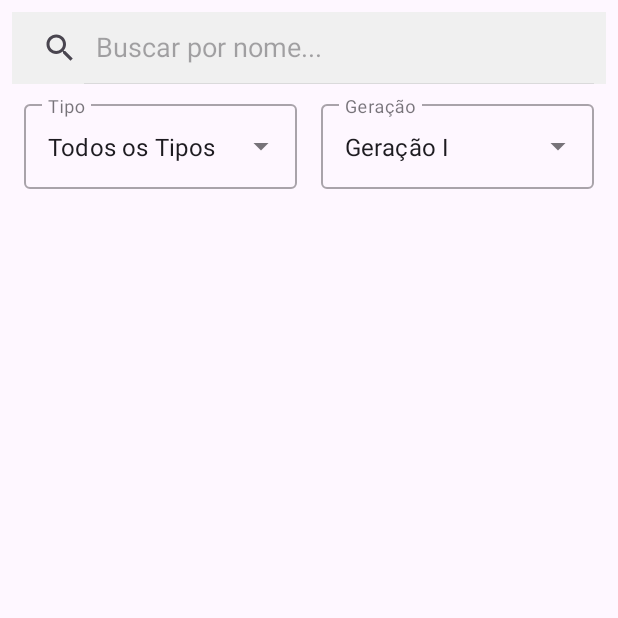
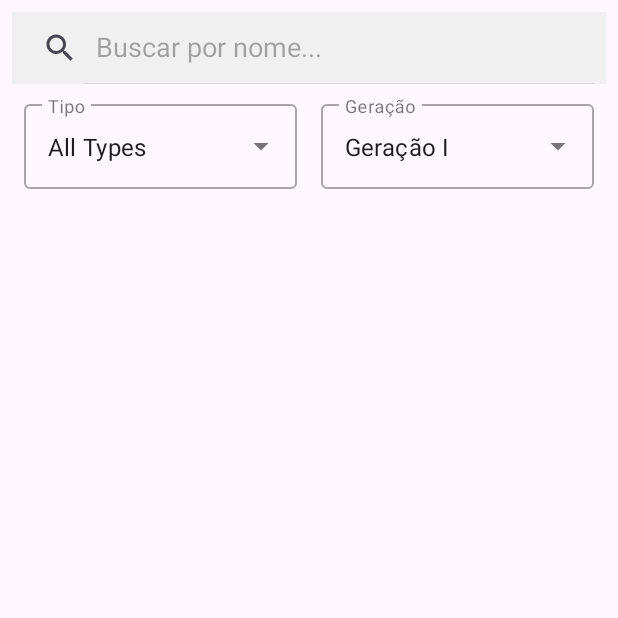
Before and after one commit to fsabrantes96/PokedexApp-Kotlin, an Android app: the screen it shows after launch (MainActivity), on a phone screen of 412 x 824 dp, the top half of it. Run offline under Robolectric (Android 15) with nearby library versions, the phone set to English and light mode, and no system bars; pictures from the network do not load.

Commit message:
Apliquei tradução na lista do filtro de tipos

```diff
--- a/app/src/main/java/com/example/projetoventurus/ui/MainActivity.kt
+++ b/app/src/main/java/com/example/projetoventurus/ui/MainActivity.kt
@@ -9,9 +9,13 @@ import androidx.activity.viewModels
 import androidx.appcompat.app.AppCompatActivity
 import androidx.appcompat.widget.SearchView
 import androidx.recyclerview.widget.GridLayoutManager
+import com.example.projetoventurus.R // ◀️ IMPORTANTE: Importe o R do seu app
 import com.example.projetoventurus.adapter.PokemonAdapter
 import com.example.projetoventurus.databinding.ActivityMainBinding
 import com.example.projetoventurus.viewmodel.PokemonViewModel
+
+// ◀️ ADICIONADO: Data class para ligar o nome de exibição à chave da API
+data class PokemonType(val displayName: String, val apiKey: String)
 
 class MainActivity : AppCompatActivity() {
 
@@ -86,47 +90,62 @@ class MainActivity : AppCompatActivity() {
             }
         })
     }
+
+    // ◀️ ATUALIZADA: Função de filtros foi reescrita
     private fun setupFilters() {
-        // --- 1. Criar os dados para os filtros ---
-        val tipos = listOf(
-            "Todos os Tipos", "Fire", "Water", "Grass", "Electric",
-            "Bug", "Poison", "Normal", "Flying", "Ground", "Fairy",
-            "Fighting", "Psychic", "Rock", "Ghost", "Ice", "Dragon"
+
+        // --- 1. Criar a lista de tipos usando as traduções ---
+
+        // Lista das chaves de API (que correspondem ao final das nossas chaves do strings.xml)
+        val apiTypeKeys = listOf(
+            "all", "fire", "water", "grass", "electric", "bug", "poison",
+            "normal", "flying", "ground", "fairy", "fighting", "psychic",
+            "rock", "ghost", "ice", "dragon"
         )
 
-        // ◀️ ATUALIZADO: Lista de gerações
+        // Cria a lista de objetos PokemonType
+        val pokemonTypesList = apiTypeKeys.map { key ->
+            // Encontra o ID do recurso string (ex: R.string.type_fire)
+            val resId = resources.getIdentifier("type_$key", "string", packageName)
+
+            // Busca a string traduzida (ex: "Fogo")
+            val translatedName = getString(resId)
+
+            PokemonType(displayName = translatedName, apiKey = key)
+        }
+
+        // --- 2. Criar a lista de gerações (pode ser traduzida da mesma forma se quiser) ---
         val geracoes = listOf(
-            "Geração I",
-            "Geração II",
-            "Geração III",
-            "Geração IV",
-            "Geração V"
+            "Geração I", "Geração II", "Geração III", "Geração IV", "Geração V"
         )
 
-        // --- 2. Criar os Adapters ---
-        val typeAdapter = ArrayAdapter(this, android.R.layout.simple_dropdown_item_1line, tipos)
+        // --- 3. Criar os Adapters ---
+
+        // O adapter de tipo agora usa apenas os nomes de exibição (traduzidos)
+        val typeDisplayNames = pokemonTypesList.map { it.displayName }
+        val typeAdapter = ArrayAdapter(this, android.R.layout.simple_dropdown_item_1line, typeDisplayNames)
+
         val generationAdapter = ArrayAdapter(this, android.R.layout.simple_dropdown_item_1line, geracoes)
 
-        // --- 3. Conectar os Adapters aos AutoCompleteTextViews ---
+        // --- 4. Conectar os Adapters ---
         binding.autoCompleteType.setAdapter(typeAdapter)
         binding.autoCompleteGeneration.setAdapter(generationAdapter)
 
-        // --- 4. (Opcional) Definir um valor padrão ---
-        binding.autoCompleteType.setText(tipos[0], false)
+        // --- 5. Definir valores padrão ---
+        binding.autoCompleteType.setText(pokemonTypesList[0].displayName, false) // Mostra "Todos os Tipos"
         binding.autoCompleteGeneration.setText(geracoes[0], false)
 
-        // --- 5. Adicionar listeners para quando um item for selecionado ---
+        // --- 6. Adicionar listeners ---
         binding.autoCompleteType.setOnItemClickListener { parent, view, position, id ->
-            val selectedType = parent.getItemAtPosition(position) as String
+            // Encontra o objeto PokemonType que foi clicado
+            val selectedType = pokemonTypesList[position]
 
-            // Chama o ViewModel para filtrar por TIPO
-            viewModel.filterPokemonByType(selectedType)
+            // ◀️ Envia a CHAVE DA API ("fire", "water", "all") para o ViewModel
+            viewModel.filterPokemonByType(selectedType.apiKey)
         }
 
         binding.autoCompleteGeneration.setOnItemClickListener { parent, view, position, id ->
             val selectedGen = parent.getItemAtPosition(position) as String
-
-            // ◀️ ATUALIZADO: Chama o ViewModel para carregar a GERAÇÃO
             viewModel.filterPokemonByGeneration(selectedGen)
         }
     }
```
Also changed, not shown: app/src/main/java/com/example/projetoventurus/viewmodel/PokemonViewModel.kt (+4 -5 lines), app/src/main/res/values/strings.xml (+17 -0 lines).
